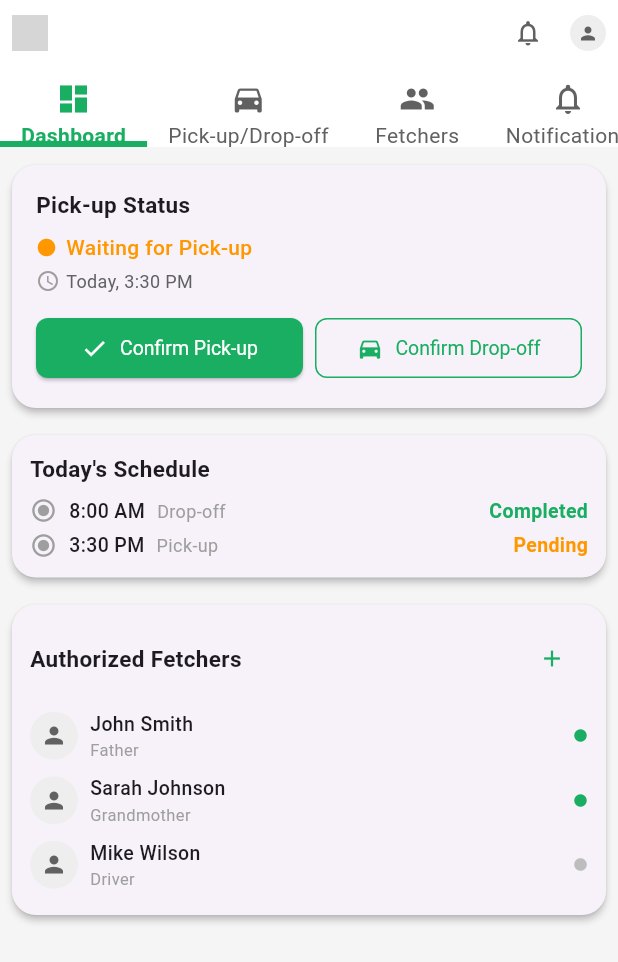
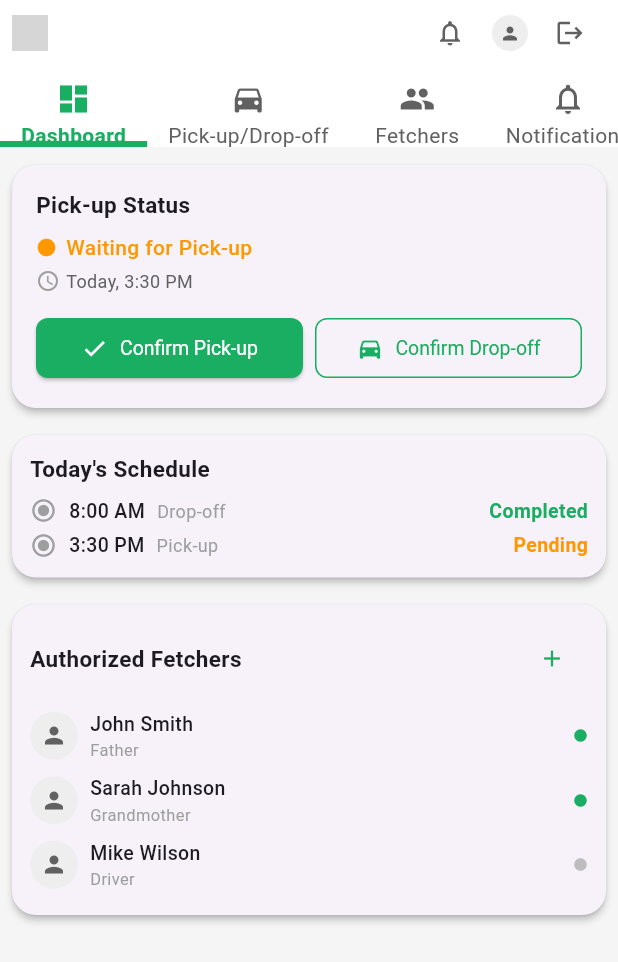
Before and after one commit to naori11/KidSync, a Flutter app: the ParentHomeScreen screen opened by its route, on a phone screen of 412 x 824 dp. Shown: the top 962 px of the screen. Run offline on Flutter 3.47's test engine with Material 3 defaults, Android fonts, the phone set to English and light mode, and no system bars; our stand-ins replace supabase_flutter, url_strategy; missing offline and left inert: dart:html; accounts and stored records are empty; grey boxes are pictures that could not be loaded.

Commit message:
Added logout button for debugging.

```diff
--- a/lib/screens/parent/parent_home.dart
+++ b/lib/screens/parent/parent_home.dart
@@ -28,16 +28,19 @@ class ParentHomeScreen extends StatelessWidget {
       _NavItem('Fetchers', Icons.group, 'fetchers'),
       _NavItem('Notifications', Icons.notifications_none, 'notifications'),
     ];
-    return _ParentHomeTabs(navItems: navItems, primaryColor: primaryColor);
+    return _ParentHomeTabs(navItems: navItems, primaryColor: primaryColor, logout: _logout);
   }
 }
 
 class _ParentHomeTabs extends StatefulWidget {
   final List<_NavItem> navItems;
   final Color primaryColor;
+  final Future<void> Function(BuildContext) logout;
+
   const _ParentHomeTabs({
     required this.navItems,
     required this.primaryColor,
+    required this.logout,
     Key? key,
   }) : super(key: key);
 
@@ -167,6 +170,18 @@ class _ParentHomeTabsState extends State<_ParentHomeTabs> {
                           color: Colors.grey[700],
                           size: isMobile ? 14 : 18,
                         ),
+                      ),
+                      SizedBox(width: isMobile ? 4 : 8),
+                      IconButton(
+                        icon: Icon(
+                          Icons.logout,
+                          size: isMobile ? 20 : 26,
+                        ),
+                        color: Colors.grey[700],
+                        onPressed: () => widget.logout(context),
+                        tooltip: 'Logout',
+                        padding: EdgeInsets.zero,
+                        constraints: BoxConstraints(),
                       ),
                     ],
                   ),
```
